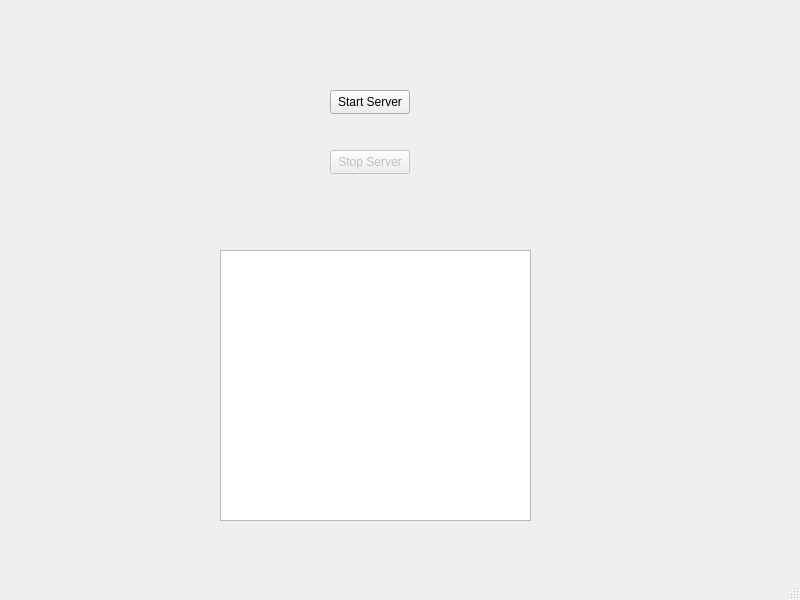
utkuu0/SimpleWinHTTPServer, file SimpleWinHTTPServer/mainwindow.ui: the form before one commit.
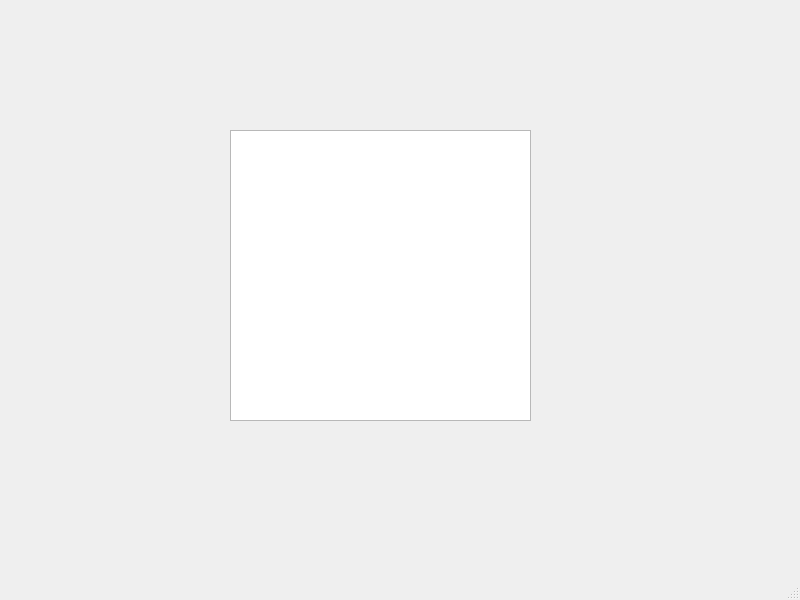
The form after the commit.

Patch:
```diff
--- a/SimpleWinHTTPServer/mainwindow.ui
+++ b/SimpleWinHTTPServer/mainwindow.ui
@@ -14,42 +14,13 @@
    <string>MainWindow</string>
   </property>
   <widget class="QWidget" name="centralwidget">
-   <widget class="QPushButton" name="btnStart">
+   <widget class="QTextEdit" name="textEdit">
     <property name="geometry">
      <rect>
-      <x>330</x>
-      <y>90</y>
-      <width>80</width>
-      <height>24</height>
-     </rect>
-    </property>
-    <property name="text">
-     <string>Start Server</string>
-    </property>
-   </widget>
-   <widget class="QPushButton" name="btnStop">
-    <property name="enabled">
-     <bool>false</bool>
-    </property>
-    <property name="geometry">
-     <rect>
-      <x>330</x>
-      <y>150</y>
-      <width>80</width>
-      <height>24</height>
-     </rect>
-    </property>
-    <property name="text">
-     <string>Stop Server</string>
-    </property>
-   </widget>
-   <widget class="QListWidget" name="listClients">
-    <property name="geometry">
-     <rect>
-      <x>220</x>
-      <y>250</y>
-      <width>311</width>
-      <height>271</height>
+      <x>230</x>
+      <y>130</y>
+      <width>301</width>
+      <height>291</height>
      </rect>
     </property>
    </widget>
```
